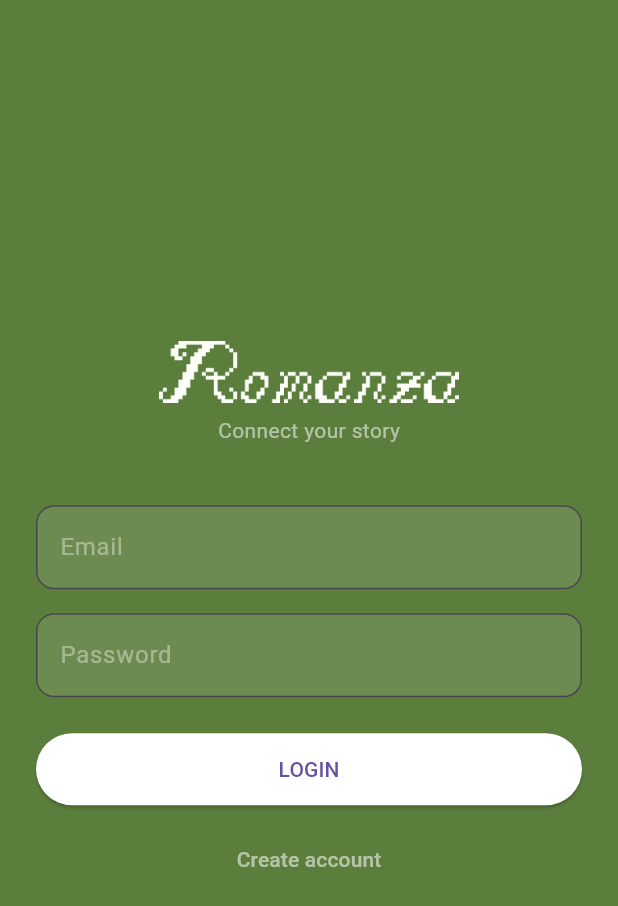
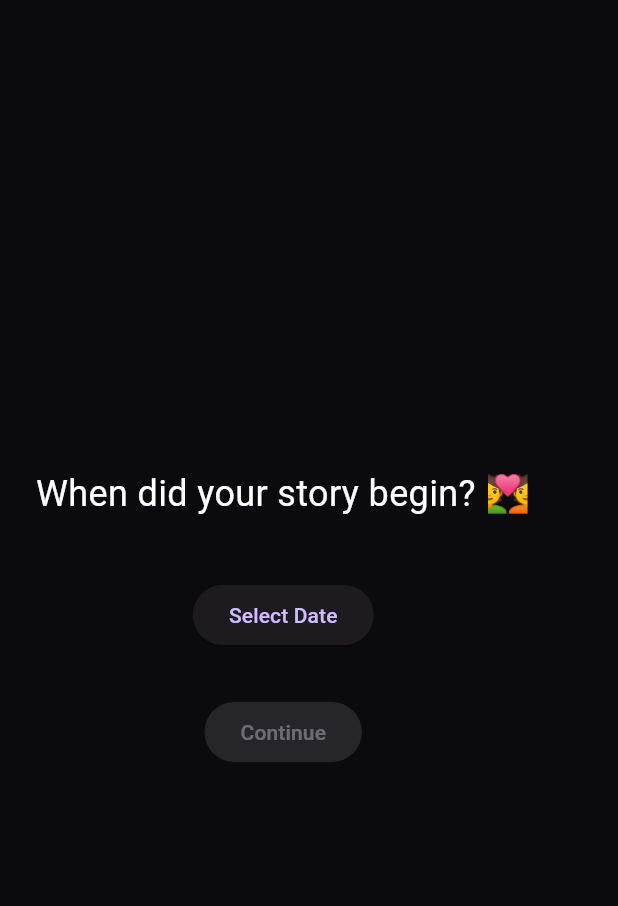
Before and after one commit to NomarGomez2309/romanza, a Flutter app: the screen it shows after launch, on a phone screen of 412 x 824 dp. Shown: the top 906 px of the screen. Run offline on Flutter 3.47's test engine with Material 3 defaults, Android fonts, the phone set to English and light mode, and no system bars; our stand-ins replace cloud_firestore, firebase_auth, firebase_core, google_fonts; accounts and stored records are empty.

Commit message:
Pal de funciones

```diff
--- /dev/null
+++ b/lib/core/routes/app_routes.dart
@@ -0,0 +1,6 @@
+class AppRoutes {
+  static const relationshipDate = "/relationship-date";
+  static const characterSetup = "/character-setup";
+  static const login = "/login";
+  static const dashboard = "/dashboard";
+}
--- /dev/null
+++ b/lib/core/theme/app_theme.dart
@@ -0,0 +1,17 @@
+import 'package:flutter/material.dart';
+import 'package:google_fonts/google_fonts.dart';
+
+class AppTheme {
+  static ThemeData darkTheme = ThemeData(
+    brightness: Brightness.dark,
+
+    scaffoldBackgroundColor: const Color(0xFF0B0B0F),
+
+    textTheme: GoogleFonts.pixelifySansTextTheme(),
+
+    appBarTheme: const AppBarTheme(
+      backgroundColor: Colors.transparent,
+      elevation: 0,
+    ),
+  );
+}
--- /dev/null
+++ b/lib/features/onboarding/presentation/screens/relationship_date_screen.dart
@@ -0,0 +1,96 @@
+import 'package:flutter/material.dart';
+import 'character_screen.dart';
+
+class RelationshipDateScreen extends StatefulWidget {
+  const RelationshipDateScreen({super.key});
+
+  @override
+  State<RelationshipDateScreen> createState() =>
+      _RelationshipDateScreenState();
+}
+
+class _RelationshipDateScreenState
+    extends State<RelationshipDateScreen> {
+
+  DateTime? selectedDate;
+
+  Future<void> pickDate() async {
+
+    final picked = await showDatePicker(
+      context: context,
+
+      initialDate: DateTime.now(),
+
+      firstDate: DateTime(2000),
+
+      lastDate: DateTime.now(),
+    );
+
+    if (picked != null) {
+      setState(() {
+        selectedDate = picked;
+      });
+    }
+  }
+
+  void continueToCharacterScreen() {
+
+    Navigator.push(
+      context,
+      MaterialPageRoute(
+        builder: (_) => const CharacterScreen(),
+      ),
+    );
+  }
+
+  @override
+  Widget build(BuildContext context) {
+
+    return Scaffold(
+
+      body: Padding(
+        padding: const EdgeInsets.all(24),
+
+        child: Column(
+          mainAxisAlignment: MainAxisAlignment.center,
+
+          children: [
+
+            const Text(
+              "When did your story begin? 💑",
+              style: TextStyle(
+                fontSize: 24,
+                color: Colors.white,
+              ),
+              textAlign: TextAlign.center,
+            ),
+
+            const SizedBox(height: 40),
+
+            ElevatedButton(
+              onPressed: pickDate,
+
+              child: Text(
+                selectedDate == null
+                    ? "Select Date"
+                    : "${selectedDate!.day}/${selectedDate!.month}/${selectedDate!.year}",
+              ),
+            ),
+
+            const SizedBox(height: 30),
+
+            ElevatedButton(
+              onPressed:
+                  selectedDate == null
+                      ? null
+                      : continueToCharacterScreen,
+
+              child: const Text("Continue"),
+            ),
+
+          ],
+        ),
+      ),
+    );
+  }
+}
--- a/lib/main.dart
+++ b/lib/main.dart
@@ -2,6 +2,8 @@ import 'package:flutter/material.dart';
 import 'features/auth/presentation/login_screen.dart';
 import 'package:firebase_core/firebase_core.dart';
 import 'package:google_fonts/google_fonts.dart';
+import 'core/theme/app_theme.dart';
+import 'features/onboarding/presentation/screens/relationship_date_screen.dart';
 
 void main() async {
   WidgetsFlutterBinding.ensureInitialized();
@@ -17,9 +19,9 @@ class MyApp extends StatelessWidget {
     return MaterialApp(
       debugShowCheckedModeBanner: false,
 
-      theme: ThemeData(textTheme: GoogleFonts.pixelifySansTextTheme()),
+      theme: AppTheme.darkTheme,
 
-      home: const LoginScreen(),
+      home: const RelationshipDateScreen(),
     );
   }
 }
```
Also changed, not shown: lib/features/onboarding/presentation/screens/character_screen.dart (added, +143 -0 lines).
